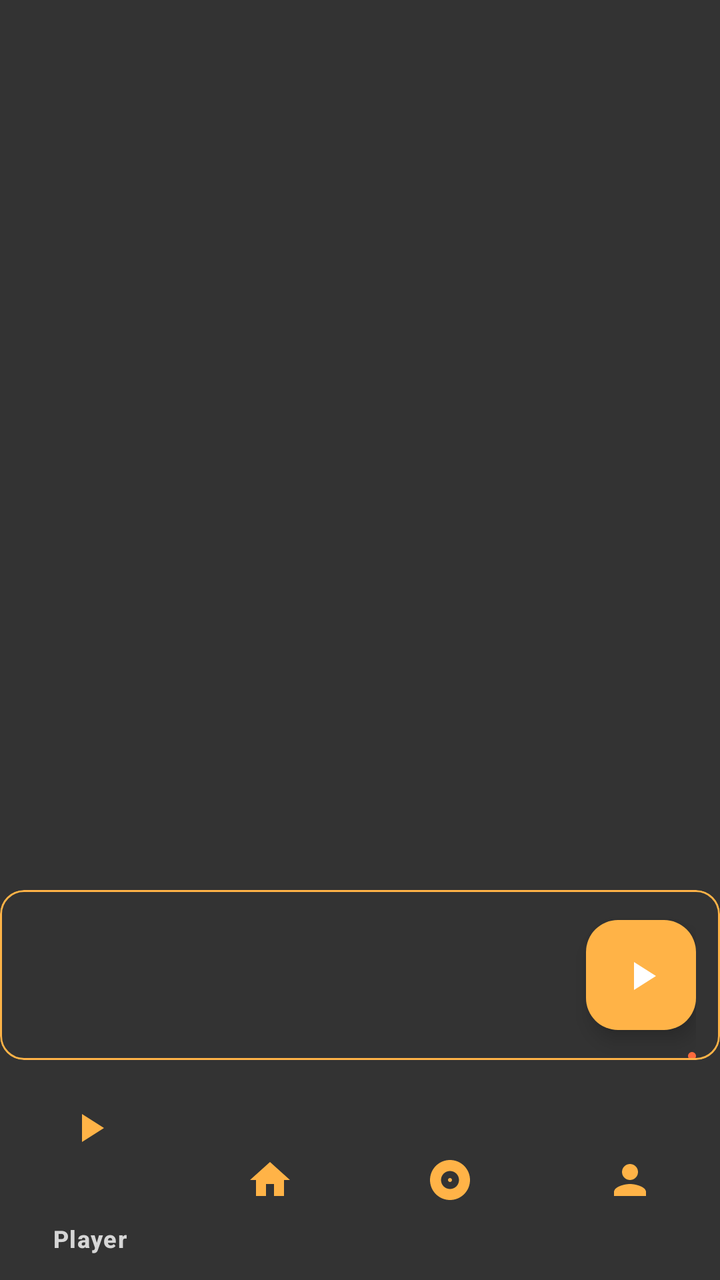
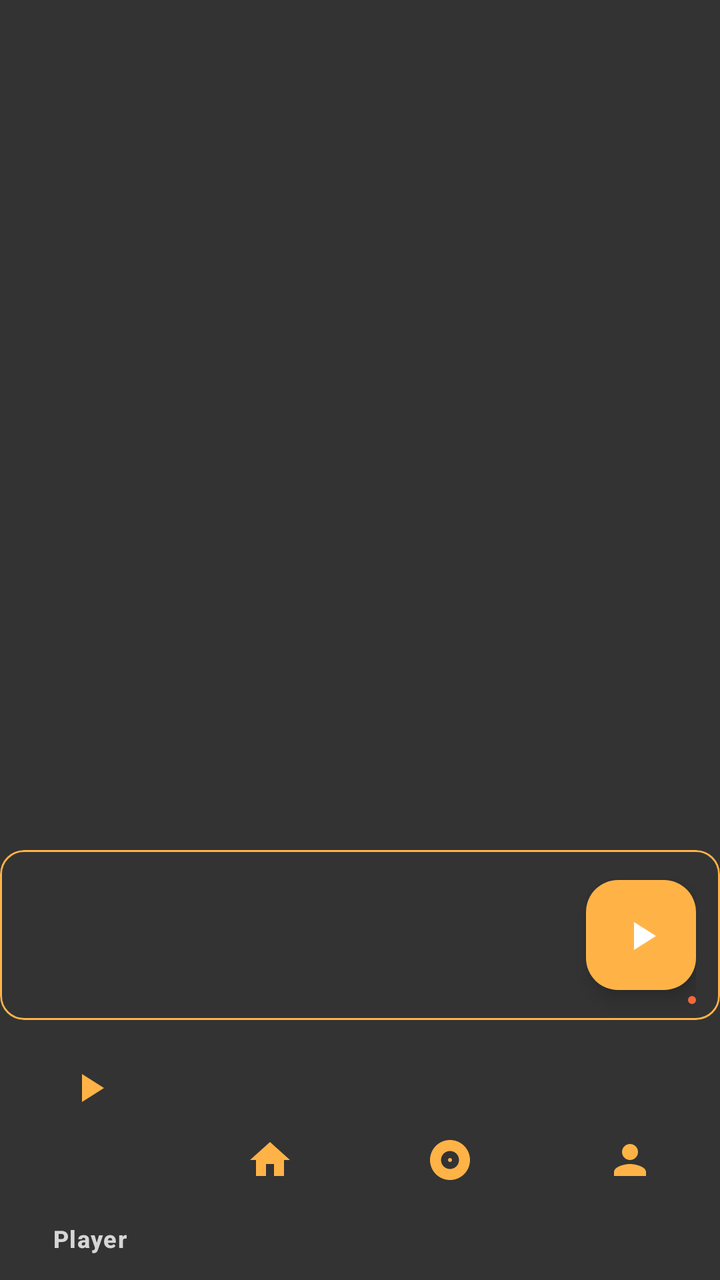

Screens rendered from an Android XML layout before and after an edit, with the pre-edit source and the edit as a unified diff.
<!-- AndroidManifest.xml: application theme Theme.Sporify -->
<!-- res/layout/activity_home.xml -->
<?xml version="1.0" encoding="utf-8"?>
<androidx.coordinatorlayout.widget.CoordinatorLayout
    xmlns:android="http://schemas.android.com/apk/res/android"
    xmlns:app="http://schemas.android.com/apk/res-auto"
    xmlns:tools="http://schemas.android.com/tools"
    android:id="@+id/main"
    android:layout_width="match_parent"
    android:layout_height="match_parent"
    android:background="@color/colorSurface"
    tools:context=".Home">

    
    <androidx.fragment.app.FragmentContainerView
        android:id="@+id/fragment_container"
        android:layout_width="match_parent"
        android:layout_height="match_parent"
        android:clipToPadding="false"
        app:layout_behavior="@string/appbar_scrolling_view_behavior"
        android:paddingBottom="160dp" />

    
    <include
        android:id="@+id/miniPlayer"
        layout="@layout/component_mini_player"
        android:layout_width="match_parent"
        android:layout_height="85dp"
        android:layout_gravity="bottom"
        android:layout_marginBottom="110dp"/> 

    
    <com.google.android.material.bottomnavigation.BottomNavigationView
        android:id="@+id/bottomNavigationView"
        android:layout_width="match_parent"
        android:layout_height="100dp"
        android:layout_gravity="bottom"
        android:background="@color/colorSurface"
        app:itemIconTint="@color/colorPrimaryVariant"
        app:itemTextColor="@color/colorOnSurface"
        app:menu="@menu/menu_bottom"
        app:itemActiveIndicatorStyle="@style/Widget.Material3.BottomNavigationView.ActiveIndicator"/>

</androidx.coordinatorlayout.widget.CoordinatorLayout>
<!-- res/layout/component_mini_player.xml (included above) -->
<?xml version="1.0" encoding="utf-8"?>
<com.google.android.material.card.MaterialCardView xmlns:android="http://schemas.android.com/apk/res/android"
    xmlns:app="http://schemas.android.com/apk/res-auto"
    android:id="@+id/miniPlayerRoot"
    android:layout_width="match_parent"
    android:layout_height="90dp"
    android:elevation="8dp"
    app:cardBackgroundColor="@color/colorSurface"
    app:cardCornerRadius="12dp"
    app:strokeColor="@color/colorPrimaryVariant"
    app:strokeWidth="1dp">

    <androidx.constraintlayout.widget.ConstraintLayout
        android:layout_width="match_parent"
        android:layout_height="match_parent"
        android:paddingHorizontal="12dp">

        <com.google.android.material.imageview.ShapeableImageView
            android:id="@+id/art"
            android:layout_width="48dp"
            android:layout_height="48dp"
            android:scaleType="centerCrop"
            app:shapeAppearanceOverlay="@style/Shape.Circular"
            app:layout_constraintStart_toStartOf="parent"
            app:layout_constraintTop_toTopOf="parent"
            app:layout_constraintBottom_toBottomOf="parent" />

        <TextView
            android:id="@+id/title"
            android:layout_width="0dp"
            android:layout_height="wrap_content"
            android:textAppearance="?attr/textAppearanceBodyLarge"
            android:textColor="@color/colorOnBackground"
            android:maxLines="1"
            app:layout_constraintStart_toEndOf="@id/art"
            app:layout_constraintTop_toTopOf="@id/art"
            app:layout_constraintEnd_toStartOf="@id/btnPlay" />

        <TextView
            android:id="@+id/subtitle"
            android:layout_width="0dp"
            android:layout_height="wrap_content"
            android:textAppearance="?attr/textAppearanceBodySmall"
            android:textColor="@color/colorOnSurface"
            app:layout_constraintStart_toStartOf="@id/title"
            app:layout_constraintTop_toBottomOf="@id/title"
            app:layout_constraintEnd_toStartOf="@id/btnPlay" />

        <com.google.android.material.floatingactionbutton.FloatingActionButton
            android:id="@+id/btnPlay"
            android:layout_width="55dp"
            android:layout_height="55dp"
            app:backgroundTint="@color/colorPrimaryVariant"
            app:srcCompat="@drawable/play_icon"
            app:tint="@color/colorOnPrimary"
            app:layout_constraintEnd_toEndOf="parent"
            app:layout_constraintTop_toTopOf="parent"
            app:layout_constraintBottom_toBottomOf="parent" />

        <com.google.android.material.progressindicator.LinearProgressIndicator
            android:id="@+id/progress"
            style="@style/Widget.Material3.LinearProgressIndicator"
            android:layout_width="0dp"
            android:layout_height="4dp"
            android:layout_marginTop="8dp"
            app:indicatorColor="@color/colorAccent"
            app:trackColor="@color/colorSurface"
            app:layout_constraintStart_toStartOf="parent"
            app:layout_constraintEnd_toEndOf="parent"
            app:layout_constraintBottom_toBottomOf="parent" />

    </androidx.constraintlayout.widget.ConstraintLayout>
</com.google.android.material.card.MaterialCardView>
<!-- resources referenced by this layout -->
<resources>
  <color name="colorAccent">#FF6B3D</color>
  <color name="colorOnBackground">#EAEAEA</color>
  <color name="colorOnPrimary">#FFFFFF</color>
  <color name="colorOnSurface">#D6D6D6</color>
  <color name="colorPrimaryVariant">#FFB347</color>
  <color name="colorSurface">#333333</color>
  <!-- drawable play_icon (drawable) -->
  <vector xmlns:android="http://schemas.android.com/apk/res/android" android:height="24dp" android:tint="#000000" android:viewportHeight="24" android:viewportWidth="24" android:width="24dp">
        
      <path android:fillColor="@android:color/white" android:pathData="M8,5v14l11,-7z"/>
      
  </vector>
  <style name="Shape.Circular" parent="ShapeAppearance.Material3.SmallComponent">
          <item name="cornerFamily">rounded</item>
          <item name="cornerSize">50%</item>
      </style>
  <style name="Theme.Sporify" parent="Base.Theme.Sporify" />
  <style name="Base.Theme.Sporify" parent="Theme.Material3.Dark.NoActionBar">
  
          
          
          <item name="android:windowFullscreen">true</item>
  
      </style>
</resources>

<!-- the commit's change to res/layout/activity_home.xml (unified diff, before → after) -->
@@ -25,13 +25,13 @@
         android:layout_width="match_parent"
         android:layout_height="85dp"
         android:layout_gravity="bottom"
-        android:layout_marginBottom="110dp"/> 
+        android:layout_marginBottom="130dp"/> 
 
     
     <com.google.android.material.bottomnavigation.BottomNavigationView
         android:id="@+id/bottomNavigationView"
         android:layout_width="match_parent"
-        android:layout_height="100dp"
+        android:layout_height="120dp"
         android:layout_gravity="bottom"
         android:background="@color/colorSurface"
         app:itemIconTint="@color/colorPrimaryVariant"
@@ -42,12 +42,13 @@
 </androidx.coordinatorlayout.widget.CoordinatorLayout>
 <!-- res/layout/component_mini_player.xml (included above) -->
 <?xml version="1.0" encoding="utf-8"?>
-<com.google.android.material.card.MaterialCardView xmlns:android="http://schemas.android.com/apk/res/android"
+<com.google.android.material.card.MaterialCardView
+    xmlns:android="http://schemas.android.com/apk/res/android"
     xmlns:app="http://schemas.android.com/apk/res-auto"
     android:id="@+id/miniPlayerRoot"
     android:layout_width="match_parent"
     android:layout_height="90dp"
-    android:elevation="8dp"
+    android:elevation="10dp"
     app:cardBackgroundColor="@color/colorSurface"
     app:cardCornerRadius="12dp"
     app:strokeColor="@color/colorPrimaryVariant"
@@ -58,41 +59,50 @@
         android:layout_height="match_parent"
         android:paddingHorizontal="12dp">
 
+        
         <com.google.android.material.imageview.ShapeableImageView
             android:id="@+id/art"
             android:layout_width="48dp"
             android:layout_height="48dp"
             android:scaleType="centerCrop"
+            android:contentDescription="@string/album_art_desc"
             app:shapeAppearanceOverlay="@style/Shape.Circular"
             app:layout_constraintStart_toStartOf="parent"
             app:layout_constraintTop_toTopOf="parent"
             app:layout_constraintBottom_toBottomOf="parent" />
 
+        
         <TextView
             android:id="@+id/title"
             android:layout_width="0dp"
             android:layout_height="wrap_content"
             android:textAppearance="?attr/textAppearanceBodyLarge"
-            android:textColor="@color/colorOnBackground"
+            android:textColor="@color/colorOnSurface"
             android:maxLines="1"
+            android:ellipsize="end"
             app:layout_constraintStart_toEndOf="@id/art"
             app:layout_constraintTop_toTopOf="@id/art"
             app:layout_constraintEnd_toStartOf="@id/btnPlay" />
 
+        
         <TextView
             android:id="@+id/subtitle"
             android:layout_width="0dp"
             android:layout_height="wrap_content"
             android:textAppearance="?attr/textAppearanceBodySmall"
             android:textColor="@color/colorOnSurface"
+            android:maxLines="1"
+            android:ellipsize="end"
             app:layout_constraintStart_toStartOf="@id/title"
             app:layout_constraintTop_toBottomOf="@id/title"
             app:layout_constraintEnd_toStartOf="@id/btnPlay" />
 
+        
         <com.google.android.material.floatingactionbutton.FloatingActionButton
             android:id="@+id/btnPlay"
             android:layout_width="55dp"
             android:layout_height="55dp"
+            android:contentDescription="@string/play"
             app:backgroundTint="@color/colorPrimaryVariant"
             app:srcCompat="@drawable/play_icon"
             app:tint="@color/colorOnPrimary"
@@ -100,12 +110,13 @@
             app:layout_constraintTop_toTopOf="parent"
             app:layout_constraintBottom_toBottomOf="parent" />
 
+        
         <com.google.android.material.progressindicator.LinearProgressIndicator
             android:id="@+id/progress"
             style="@style/Widget.Material3.LinearProgressIndicator"
             android:layout_width="0dp"
-            android:layout_height="4dp"
-            android:layout_marginTop="8dp"
+            android:layout_height="5dp"
+            android:layout_marginVertical="8dp"
             app:indicatorColor="@color/colorAccent"
             app:trackColor="@color/colorSurface"
             app:layout_constraintStart_toStartOf="parent"
<!-- resource entries referenced after the edit -->
@@ -1,7 +1,6 @@
 <!-- resources referenced by this layout -->
 <resources>
   <color name="colorAccent">#FF6B3D</color>
-  <color name="colorOnBackground">#EAEAEA</color>
   <color name="colorOnPrimary">#FFFFFF</color>
   <color name="colorOnSurface">#D6D6D6</color>
   <color name="colorPrimaryVariant">#FFB347</color>
@@ -12,6 +11,8 @@
       <path android:fillColor="@android:color/white" android:pathData="M8,5v14l11,-7z"/>
       
   </vector>
+  <string name="album_art_desc">Descripcion album</string>
+  <string name="play">Play</string>
   <style name="Shape.Circular" parent="ShapeAppearance.Material3.SmallComponent">
           <item name="cornerFamily">rounded</item>
           <item name="cornerSize">50%</item>
